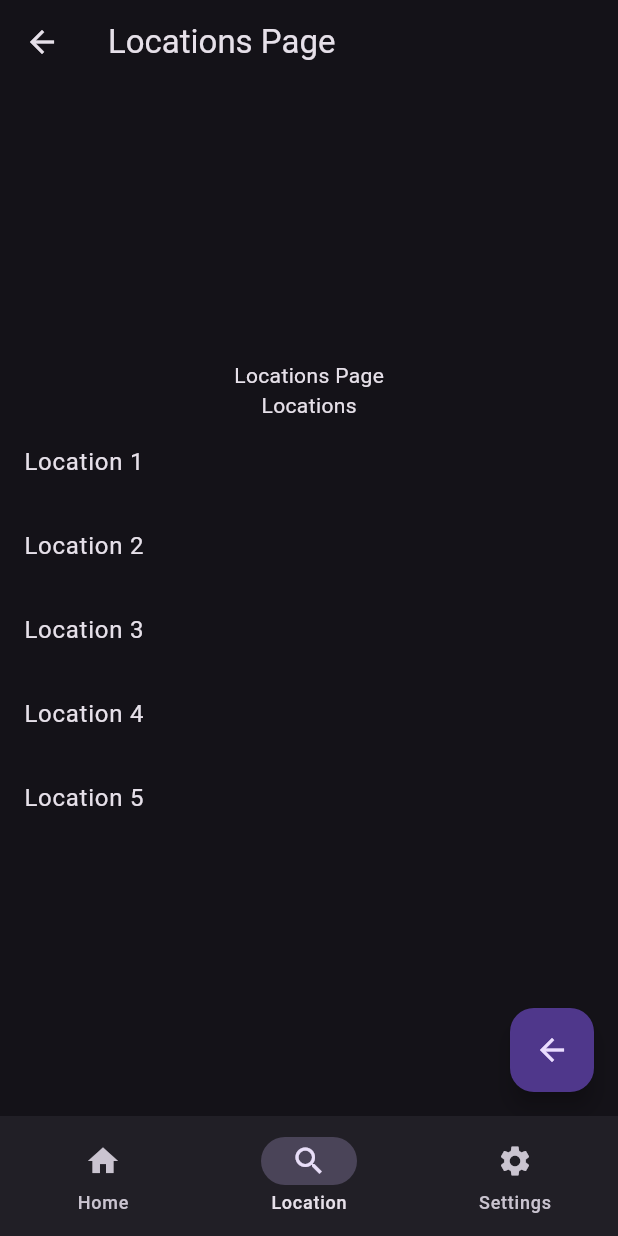
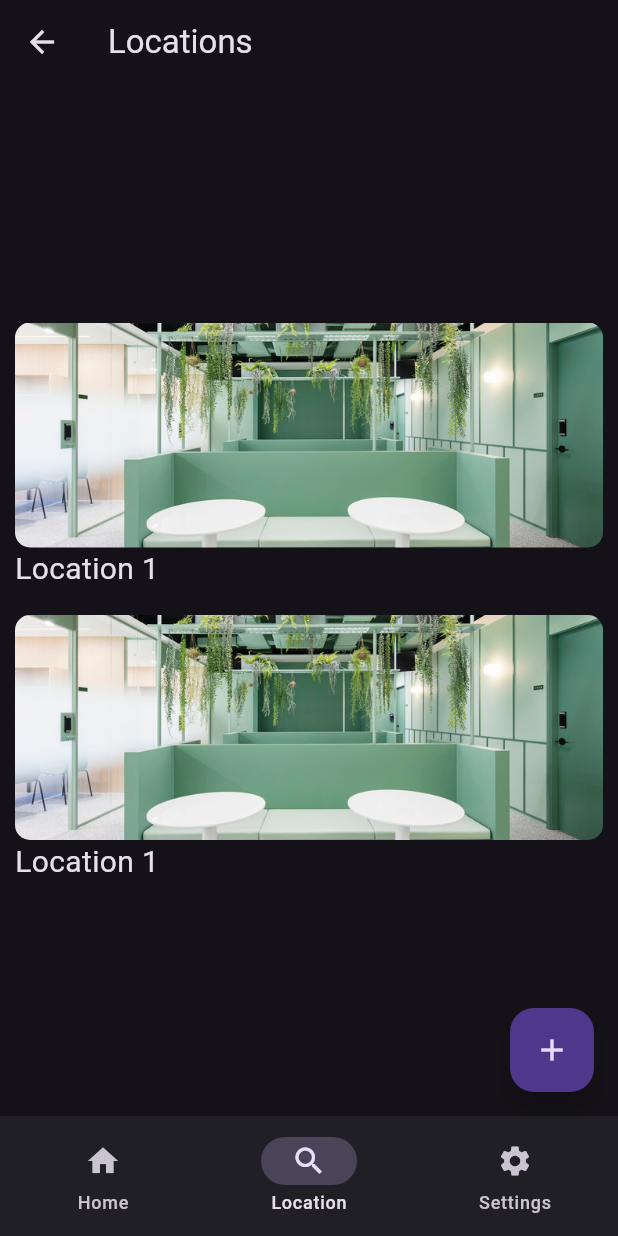
Before and after one commit to seanr89/MyDeskUI, a Flutter app: the screen it shows after launch, item 2 of the bottom bar chosen, on a phone screen of 412 x 824 dp. Run offline on Flutter 3.47's test engine with Material 3 defaults, Android fonts, the phone set to English and light mode, and no system bars; our stand-ins replace go_router; missing offline and left inert: dart:js.

Commit message:
Add office and placeholder images; update Locations page with LocationDetail widget and modify navigation behavior

```diff
--- a/src/bookingclient/lib/pages/locations.page.dart
+++ b/src/bookingclient/lib/pages/locations.page.dart
@@ -1,4 +1,5 @@
 import 'package:bookingclient/services/mockapi.service.dart';
+import 'package:bookingclient/widgets/location.detail.dart';
 import 'package:flutter/material.dart';
 
 class LocationsPage extends StatefulWidget {
@@ -25,11 +26,16 @@ class _LocationsPageState extends State<LocationsPage> {
   Widget build(BuildContext context) {
     return Scaffold(
       appBar: AppBar(
-        title: const Text('Locations Page'),
+        title: const Text('Locations'),
         leading: IconButton(
           icon: const Icon(Icons.arrow_back),
           onPressed: () {
-            Navigator.pop(context);
+            ScaffoldMessenger.of(context).showSnackBar(
+              const SnackBar(
+                content: Text('Back events'),
+              ),
+            );
+            //Navigator.pop(context);
           },
         ),
       ),
@@ -37,30 +43,19 @@ class _LocationsPageState extends State<LocationsPage> {
         child: Column(
           mainAxisAlignment: MainAxisAlignment.center,
           children: <Widget>[
-            const Text(
-              'Locations Page',
-            ),
             ListView(
               shrinkWrap: true,
               children: const <Widget>[
-                Center(
-                  child: Text('Locations'),
-                ),
-                ListTile(
-                  title: Text('Location 1'),
-                ),
-                ListTile(
-                  title: Text('Location 2'),
-                ),
-                ListTile(
-                  title: Text('Location 3'),
-                ),
-                ListTile(
-                  title: Text('Location 4'),
-                ),
-                ListTile(
-                  title: Text('Location 5'),
-                ),
+                LocationDetail(),
+                Center(child: LocationDetail()),
+                // Center(child: LocationDetail()),
+                // Center(child: LocationDetail()),
+                // ListTile(
+                //   title: Text('Location 1'),
+                // ),
+                // ListTile(
+                //   title: Text('Location 2'),
+                // ),
               ],
             ),
           ],
@@ -68,10 +63,15 @@ class _LocationsPageState extends State<LocationsPage> {
       ),
       floatingActionButton: FloatingActionButton(
         onPressed: () {
-          Navigator.pop(context);
+          ScaffoldMessenger.of(context).showSnackBar(
+            const SnackBar(
+              content: Text('Back button clicked??'),
+            ),
+          );
+          //Navigator.pop(context);
         },
-        tooltip: 'Back',
-        child: const Icon(Icons.arrow_back),
+        tooltip: 'Create',
+        child: const Icon(Icons.add),
       ),
     );
   }
--- a/src/bookingclient/lib/widgets/location.detail.dart
+++ b/src/bookingclient/lib/widgets/location.detail.dart
@@ -7,15 +7,28 @@ class LocationDetail extends StatelessWidget {
   Widget build(BuildContext context) {
     return Container(
         margin: const EdgeInsets.all(10),
-        height: 150,
-        child: Stack(children: [
-          Positioned.fill(
-            child: ClipRRect(
-              borderRadius: BorderRadius.circular(10),
-              child:
-                  Image.asset('assets/images/location.jpg', fit: BoxFit.cover),
+        height: 175,
+        width: double.infinity,
+        child: Column(
+          //mainAxisAlignment: MainAxisAlignment.start,
+          children: [
+            Container(
+              height: 150,
+              width: double.infinity,
+              decoration: BoxDecoration(
+                borderRadius: BorderRadius.circular(10),
+                image: const DecorationImage(
+                  image: AssetImage('assets/images/office.jpg'),
+                  fit: BoxFit.cover,
+                ),
+              ),
             ),
-          ),
-        ]));
+            Container(
+              alignment: Alignment.centerLeft,
+              child: const Text('Location 1',
+                  textAlign: TextAlign.left, style: TextStyle(fontSize: 20)),
+            ),
+          ],
+        ));
   }
 }
--- a/src/bookingclient/pubspec.yaml
+++ b/src/bookingclient/pubspec.yaml
@@ -61,9 +61,8 @@ flutter:
   uses-material-design: true
 
   # To add assets to your application, add an assets section, like this:
-  # assets:
-  #   - images/a_dot_burr.jpeg
-  #   - images/a_dot_ham.jpeg
+  assets:
+    - assets/images/office.jpg
 
   # An image asset can refer to one or more resolution-specific "variants", see
   # https://flutter.dev/assets-and-images/#resolution-aware
```
Also changed, not shown: src/bookingclient/assets/images/office.jpg (renamed from src/bookingclient/lib/assets/img/office.jpg), src/bookingclient/assets/images/placeholder.png (renamed from src/bookingclient/lib/assets/img/placeholder.png).
